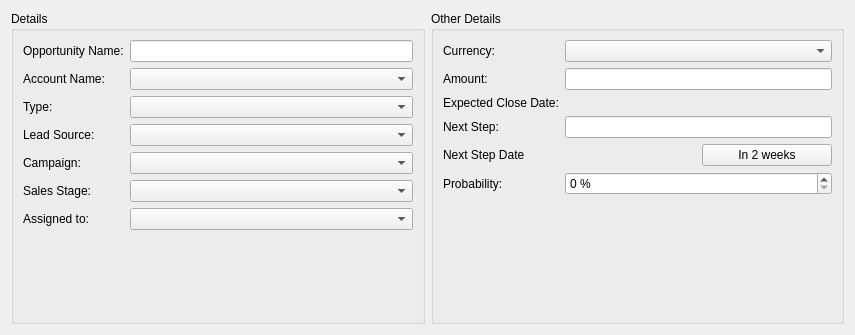
Old version of the form client/src/details/opportunitydetails.ui in the repository KDAB/FatCRM.
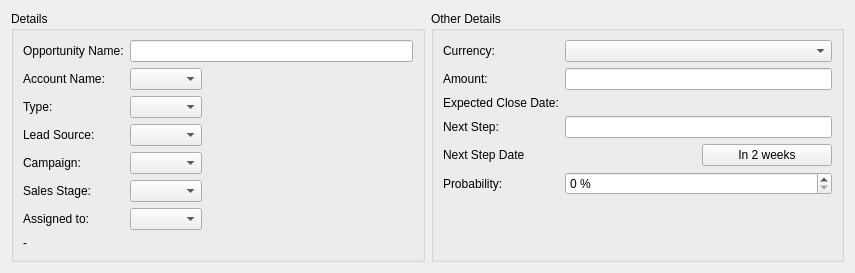
New version of the form. Custom widgets are drawn as their Qt base class.

Commit message: Add url label to open an opportunity in sugar. Could be done for all object types...

The edit to the form file:
```diff
--- a/client/src/details/opportunitydetails.ui
+++ b/client/src/details/opportunitydetails.ui
@@ -7,7 +7,7 @@
     <x>0</x>
     <y>0</y>
     <width>855</width>
-    <height>335</height>
+    <height>246</height>
    </rect>
   </property>
   <property name="windowTitle">
@@ -20,6 +20,9 @@
       <string>Details</string>
      </property>
      <layout class="QFormLayout" name="formLayout">
+      <property name="fieldGrowthPolicy">
+       <enum>QFormLayout::ExpandingFieldsGrow</enum>
+      </property>
       <item row="0" column="0">
        <widget class="QLabel" name="label">
         <property name="text">
@@ -90,6 +93,16 @@
       <item row="6" column="1">
        <widget class="QComboBox" name="assignedUserName"/>
       </item>
+      <item row="7" column="0">
+       <widget class="QLabel" name="urllabel">
+        <property name="text">
+         <string>-</string>
+        </property>
+        <property name="openExternalLinks">
+         <bool>true</bool>
+        </property>
+       </widget>
+      </item>
      </layout>
     </widget>
    </item>
```
The commit also changes 6 other files.
